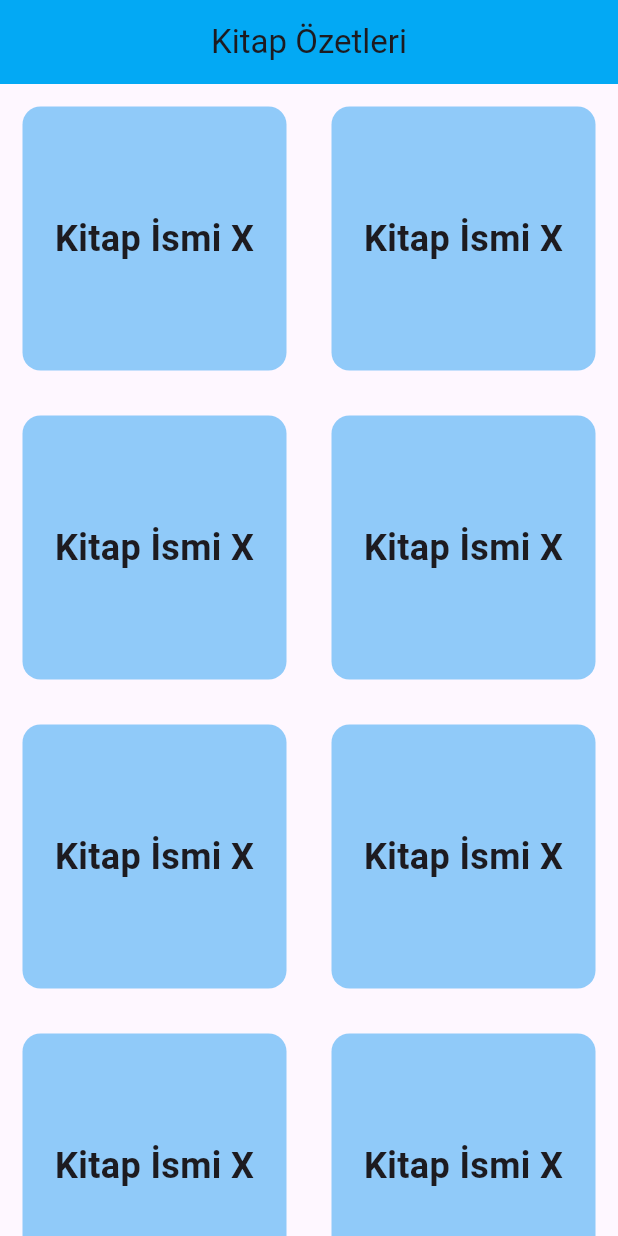
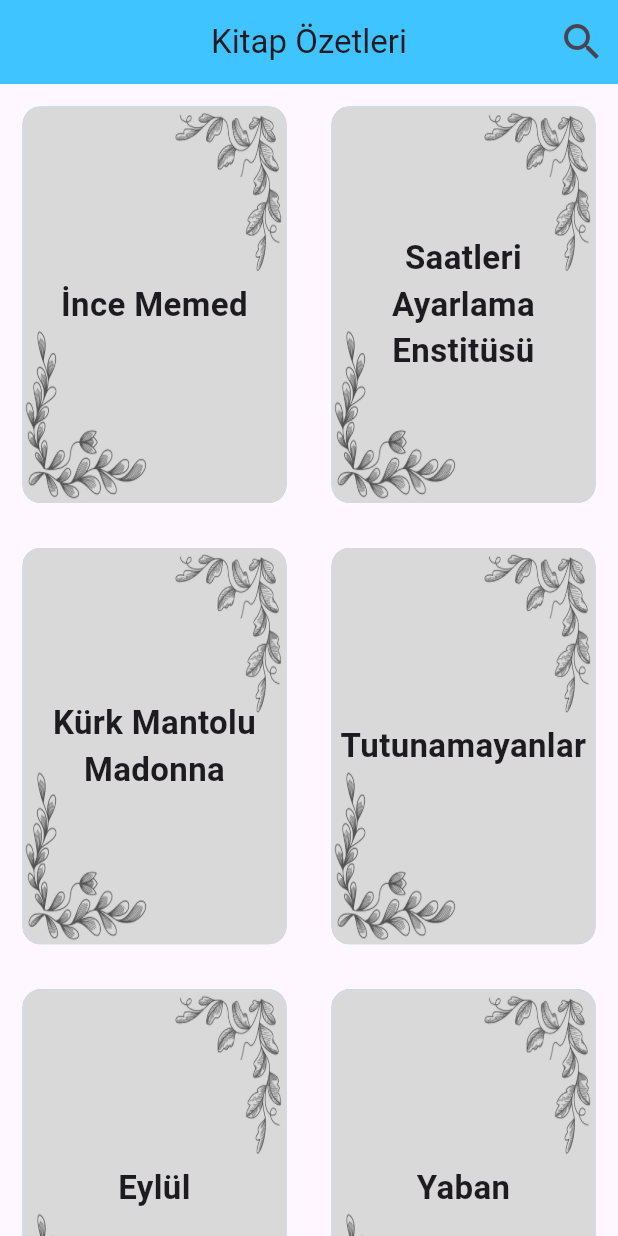
Before and after one commit to ummugulsumm/oua-bootcamp-2024, a Flutter app: the screen it shows after launch, on a phone screen of 412 x 824 dp. Run offline on Flutter 3.47's test engine with Material 3 defaults, Android fonts, the phone set to English and light mode, and no system bars.

Commit message:
Kitap ozetleri eklendi, AlertDialog ile gosterilmesi saglandi ve UI guncellendi.

```diff
--- a/lib/main.dart
+++ b/lib/main.dart
@@ -1,4 +1,5 @@
 import 'package:flutter/material.dart';
+import 'package:kitapozetiapp/summary_repository.dart';
 
 void main() {
   runApp(const MyApp());
@@ -11,6 +12,7 @@ class MyApp extends StatelessWidget {
   @override
   Widget build(BuildContext context) {
     return MaterialApp(
+      debugShowCheckedModeBanner: false,
 
       home: HomePage(),
 
@@ -33,26 +35,41 @@ class _HomePageState extends State<HomePage> {
   Widget build(BuildContext context) {
     return Scaffold(
       appBar: AppBar(
+        actions: [
+          IconButton(onPressed: () {
+
+          }, icon: Icon(Icons.search, size: 32,))
+        ],
         title: Text("Kitap Özetleri"),
         centerTitle: true,
-        backgroundColor: Colors.lightBlue,
+        backgroundColor: Colors.lightBlueAccent,
       ),
       body: SafeArea(
-        child: GridView.builder(
-          gridDelegate: SliverGridDelegateWithFixedCrossAxisCount(crossAxisCount: 2,),
-          itemBuilder: (context, index) => Padding(child: GestureDetector(
+        child: GridView.count(
+          childAspectRatio: 0.7,
+          crossAxisCount: 2,
+          children: List.generate(kitapOzetleri.length, (index) {
+            return Padding(child: GestureDetector(
             child:
             Container(
+              alignment: Alignment.center,
             height: 10, width: 10,
-                child: Align(child: Text("Kitap İsmi X",style: TextStyle(fontSize: 24, fontWeight: FontWeight.bold),), alignment: Alignment.center,),
+            child: Text(kitapOzetleri.keys.elementAt(index), textAlign: TextAlign.center,
+              style: TextStyle(fontSize: 22, fontWeight: FontWeight.bold, ),),
             decoration: BoxDecoration(
+              image: DecorationImage(image: AssetImage('assets/cover.jpg'),fit: BoxFit.fill),
             borderRadius: BorderRadius.circular(12), color: Colors.blue.shade200)),
 
             onTap: () => showDialog<String>(
             context: context,
             builder: (BuildContext context) => AlertDialog(
-                title: const Text('Kitap İsmi'),
-                content: const Text('Kitap Özeti'),
+      title: Text(kitapOzetleri.keys.elementAt(index), style: TextStyle(
+        fontWeight: FontWeight.bold,
+      ),),
+      content: Text(kitapOzetleri.values.elementAt(index),
+      style: TextStyle(
+        fontSize: 18
+      ),),
       actions: <Widget>[
       TextButton(
       onPressed: () => Navigator.pop(context, 'OK'),
@@ -63,10 +80,10 @@ class _HomePageState extends State<HomePage> {
       ),
       ),
 
-            padding: EdgeInsets.all(15),),
-          itemCount: 12,
+      padding: EdgeInsets.all(15),);
+      },
         ),
       ),
-    );
+    ));
   }
 }
--- /dev/null
+++ b/lib/summary_repository.dart
@@ -0,0 +1,34 @@
+Map<String, String> kitapOzetleri = {
+
+  "İnce Memed": "Yaşar Kemal'in 'İnce Memed' romanı, genç köylü Memed'in zalim ağaya karşı mücadelesini anlatır. Anadolu'nun zorlu yaşam koşulları içinde, Memed'in adalet arayışı ve kahramanlık destanı, halkın direniş ruhunu simgeler. Roman, doğa tasvirleri ve insan ilişkileriyle zenginleşir, toplumsal adaletsizlik ve özgürlük temasını işler.",
+  "Saatleri Ayarlama Enstitüsü": "Ahmet Hamdi Tanpınar'ın bu eseri, Türkiye'nin modernleşme sürecinde yaşadığı kimlik bunalımını mizahi bir dille ele alır. Hayri İrdal'ın hikayesi üzerinden, eski ile yeni arasında sıkışmış bireylerin ve toplumun trajikomik durumu anlatılır. Enstitü, zamanın düzenlenmesi yoluyla toplumu modernleştirme çabasının ironik bir simgesidir.",
+  "Kürk Mantolu Madonna": "Sabahattin Ali'nin 'Kürk Mantolu Madonna' romanı, içine kapanık bir adam olan Raif Efendi'nin Berlin'de tanıştığı Maria Puder ile yaşadığı derin aşkı anlatır. Maria, Raif'in hayata ve sanata bakışını değiştiren güçlü bir karakterdir. Roman, aşkın ve yalnızlığın derin izlerini taşır, duygusal yoğunluğu ile dikkat çeker.",
+  "Tutunamayanlar": "Oğuz Atay'ın 'Tutunamayanlar'ı, modern toplumun baskıları altında ezilen bireylerin hikayesini anlatır. Selim Işık ve Turgut Özben'in yaşamları üzerinden, insanın varoluşsal arayışları ve tutunamama halleri derinlemesine işlenir. Roman, ironik üslubu ve özgün anlatımıyla Türk edebiyatında önemli bir yer edinmiştir.",
+  "Eylül": "Mehmet Rauf'un 'Eylül' romanı, Türk edebiyatının ilk psikolojik romanı olarak kabul edilir. Suad ve Süreyya'nın evlilikleri, Suad'ın Necip'e olan platonik aşkı üzerinden, bireylerin iç dünyalarındaki çatışmalar ve duygusal gelgitler incelenir. Eser, yasak aşk ve ahlaki değerler temalarını işler.",
+  "Yaban": "Yakup Kadri Karaosmanoğlu'nun 'Yaban' romanı, Birinci Dünya Savaşı sonrasında Anadolu'daki köy hayatını ve köylülerin bakış açısını anlatır. Ahmet Celal, savaşta kaybettiği kolunun ardından köydeki yaşama uyum sağlamaya çalışır, ancak köylülerle olan yabancılaşması ve yalnızlığı derinleşir. Roman, şehir ve köy yaşamı arasındaki farklılıkları gözler önüne serer.",
+  "Kuyucaklı Yusuf": "Sabahattin Ali'nin 'Kuyucaklı Yusuf' romanı, yetim Yusuf'un evlatlık olarak geldiği Kuyucak köyündeki hayatını anlatır. Yusuf'un, Muazzez ile olan aşkı ve kasabanın zalim düzeniyle mücadelesi, kitabın merkezinde yer alır. Eser, Anadolu insanının kaderi ve toplumsal adaletsizlikleri işler.",
+  "Çalıkuşu": "Reşat Nuri Güntekin'in 'Çalıkuşu' romanı, idealist öğretmen Feride'nin Anadolu'nun çeşitli yerlerinde yaşadığı maceraları ve aşkını anlatır. Feride'nin, öğretmenlik mesleği aracılığıyla topluma faydalı olma çabası ve Kamuran ile yaşadığı aşk, kitabın ana temalarını oluşturur. Roman, idealizm ve aşkın bir arada işlendiği klasik bir eserdir.",
+  "Anayurt Oteli": "Yusuf Atılgan'ın 'Anayurt Oteli' romanı, yalnız bir otel sahibi olan Zebercet'in hikayesini anlatır. Zebercet'in, otelde kalan gizemli bir kadınla kısa süreliğine karşılaşmasının ardından hayatı alt üst olur. Roman, Zebercet'in içsel dünyasını ve toplumdan kopukluğunu derinlemesine işler.",
+  "Huzur": "Ahmet Hamdi Tanpınar'ın 'Huzur' romanı, İstanbul'un büyüleyici atmosferinde geçen bir aşk hikayesini anlatır. Mümtaz ve Nuran'ın aşkı, modernleşme sürecindeki Türkiye'nin toplumsal ve kültürel değişimleriyle iç içe geçer. Roman, bireyin huzur arayışını ve toplumsal dönüşümleri işler.",
+  "Fatih Harbiye": "Peyami Safa'nın 'Fatih Harbiye' romanı, doğu-batı çatışmasını genç bir kız olan Neriman üzerinden anlatır. Neriman, doğu kültürü ile yetişmişken batıya olan hayranlığı ve Şinasi ile Macit arasında yaşadığı duygusal çatışmalar, romanın merkezinde yer alır. Eser, modernleşme sürecinde bireylerin yaşadığı kimlik bunalımını işler.",
+  "Serenad": "Zülfü Livaneli'nin 'Serenad' romanı, tarihî olaylar ve bir aşk hikayesi etrafında şekillenir. Profesör Maximilian Wagner'in İstanbul'a gelişiyle başlayan hikaye, geçmişin gölgeleri ve sırlarıyla doludur. Roman, Nazi Almanyası, Mavi Alay ve Struma faciası gibi gerçek olaylarla örülmüştür, aşk ve tarihin kesiştiği bir anlatı sunar.",
+  "Bir Gün Tek Başına": "Vedat Türkali'nin 'Bir Gün Tek Başına' romanı, 1960'ların Türkiye'sinde geçen bir aşk ve siyasi mücadele hikayesidir. Kenan ve Günseli'nin aşkı, dönemin toplumsal ve politik çalkantılarıyla iç içe geçer. Roman, bireylerin siyasi idealleri ve kişisel ilişkileri arasındaki çatışmaları işler.",
+  "Tütün Zamanı": "Necati Cumalı'nın 'Tütün Zamanı' romanı, tütün işçilerinin zorlu yaşamlarını ve aşklarını anlatır. Manisa'nın bir köyünde geçen hikaye, köylülerin tütün ekimiyle geçimlerini sağlama mücadelesini işler. Roman, aşk ve emeğin iç içe geçtiği toplumsal bir portre sunar.",
+  "Sinekli Bakkal": "Halide Edib Adıvar'ın 'Sinekli Bakkal' romanı, Osmanlı İmparatorluğu'nun son dönemlerinde geçen bir aşk hikayesini ve toplumsal değişimleri anlatır. Rabia ve Peregrini'nin aşkı, doğu-batı çatışması ve toplumsal dönüşüm temalarıyla örülmüştür. Eser, dönemin kültürel ve sosyal yapısını yansıtır.",
+  "İçimizdeki Şeytan": "Sabahattin Ali'nin 'İçimizdeki Şeytan' romanı, bireyin içsel çatışmalarını ve toplumsal baskılarla olan mücadelesini anlatır. Ömer ve Macide'nin aşkı, Ömer'in iç dünyasındaki şeytanla olan mücadelesiyle karmaşık bir hale gelir. Roman, insanın içsel dünyasını ve ahlaki ikilemlerini işler.",
+  "Dokuzuncu Hariciye Koğuşu": "Peyami Safa'nın 'Dokuzuncu Hariciye Koğuşu' romanı, genç bir hastanın hastane ve dış dünyada yaşadıklarını anlatır. Roman, hastalık ve iyileşme süreci üzerinden, bireyin içsel dünyasını ve toplumsal ilişkilerini derinlemesine işler. Eser, Türk edebiyatının önemli psikolojik romanlarından biridir.",
+  "Suskunlar": "İhsan Oktay Anar'ın 'Suskunlar' romanı, Osmanlı İmparatorluğu'nun son dönemlerinde geçen bir hikaye üzerinden felsefi ve mistik konuları işler. Roman, Nizamülmülk ve Eflâtun'un hayatları etrafında şekillenir. Eser, derin felsefi sorgulamaları ve mistik öğeleriyle dikkat çeker.",
+  "Esir Şehrin İnsanları": "Kemal Tahir'in 'Esir Şehrin İnsanları' romanı, İstanbul'un işgal yıllarını ve bu dönemde yaşanan zorlukları anlatır. Kamil Bey'in etrafında şekillenen hikaye, işgal altındaki İstanbul'un toplumsal ve siyasi yapısını işler. Roman, milli mücadele ve direniş ruhunu yansıtır.",
+  "Baba Evi": "Orhan Kemal'in 'Baba Evi' romanı, yoksul bir ailenin hayatını ve genç bir adamın büyüme sürecini anlatır. Roman, evin geçimini sağlamak için mücadele eden bir baba ve oğlunun hikayesini işler. Eser, toplumsal adaletsizlik ve aile bağları temalarını işler.",
+  "Çankaya": "Falih Rıfkı Atay'ın 'Çankaya' eseri, Atatürk'ün hayatını ve Cumhuriyet'in kuruluş yıllarını anlatır. Kitap, Atatürk'ün liderlik özellikleri, devrimleri ve Türkiye'nin modernleşme sürecini ayrıntılı bir şekilde ele alır. Eser, tarihî ve biyografik yönleriyle dikkat çeker.",
+  "Aylak Adam": "Yusuf Atılgan'ın 'Aylak Adam' romanı, modern şehir hayatında kendini kaybolmuş hisseden bir adamın hikayesini anlatır. C.'nin yaşamı ve insanlarla olan ilişkileri, bireyin yalnızlık ve yabancılaşma duygularını işler. Roman, psikolojik derinliği ve toplumsal eleştirisiyle dikkat çeker.",
+  "Devlet Ana": "Kemal Tahir'in 'Devlet Ana' romanı, Osmanlı İmparatorluğu'nun kuruluş yıllarını ve o dönemdeki toplumsal yapıyı işler. Roman, Osman Bey ve etrafındaki karakterlerin hayatları üzerinden, devletin kuruluş felsefesini ve halkın yaşamını anlatır. Eser, tarihî ve kültürel zenginliklerle doludur.",
+  "Matmazel Noraliya'nın Koltuğu": "Peyami Safa'nın 'Matmazel Noraliya'nın Koltuğu' romanı, mistik ve psikolojik öğelerle zenginleştirilmiş bir hikaye sunar. Ferit'in, Noraliya'nın koltuğunda yaşadığı değişim ve içsel yolculuk, romanın ana temasını oluşturur. Eser, bireyin kendini keşfetme sürecini işler.",
+  "Sevgili Arsız Ölüm": "Latife Tekin'in 'Sevgili Arsız Ölüm' romanı, köyden kente göç eden bir ailenin zorluklarını ve hayallerini anlatır. Roman, geleneksel ve modern hayat arasındaki çatışmaları ve bireylerin bu süreçte yaşadığı dönüşümleri işler. Eser, fantastik ve gerçekçi öğeleri harmanlar.",
+  "Bir Düğün Gecesi": "Adalet Ağaoğlu'nun 'Bir Düğün Gecesi' romanı, bir düğün gecesi etrafında şekillenen bireysel ve toplumsal çatışmaları işler. Hikaye, düğün konuklarının iç dünyalarına ve geçmişlerine odaklanır. Roman, modern Türkiye'nin toplumsal ve siyasi yapısını ele alır.",
+  "Kumral Ada Mavi Tuna": "Buket Uzuner'in 'Kumral Ada Mavi Tuna' romanı, çocukluk arkadaşı olan Ada ve Tuna'nın büyüme süreçlerini ve aralarındaki ilişkiyi anlatır. Roman, geçmişin izleri ve unutulmaz anılarla doludur. Eser, aşk ve dostluk temalarını işlerken, duygusal bir derinlik sunar.",
+  "Gölgesizler": "Hasan Ali Toptaş'ın 'Gölgesizler' romanı, köy hayatının mistik ve fantastik unsurlarla bezeli bir anlatısını sunar. Roman, köyde yaşanan esrarengiz olaylar ve kaybolan insanların hikayesini işler. Eser, gerçek ve hayal arasındaki ince çizgiyi ustalıkla işler.",
+  "Kılavuz": "Bilge Karasu'nun 'Kılavuz' romanı, bir adamın hayatını değiştiren bir rehberle olan ilişkisini anlatır. Roman, bireyin kendini ve dünyayı anlama çabasını, rehberin gizemli yönleriyle birlikte işler. Eser, felsefi derinliği ve psikolojik anlatımıyla dikkat çeker.",
+  "Yeni Hayat": "Orhan Pamuk'un 'Yeni Hayat' romanı, bir kitabı okuduktan sonra hayatı değişen bir adamın hikayesini anlatır. Roman, hayatın anlamını ve bireyin arayışlarını işlerken, aşk ve yolculuk temalarını da derinlemesine işler. Eser, Pamuk'un özgün anlatımıyla dikkat çeker.",
+
+};
--- a/pubspec.yaml
+++ b/pubspec.yaml
@@ -59,8 +59,8 @@ flutter:
   uses-material-design: true
 
   # To add assets to your application, add an assets section, like this:
-  # assets:
-  #   - images/a_dot_burr.jpeg
+  assets:
+    - assets/cover.jpg
   #   - images/a_dot_ham.jpeg
 
   # An image asset can refer to one or more resolution-specific "variants", see
```
Also changed, not shown: assets/cover.jpg (added). Lines whose indentation alone changed are shown as unchanged.
